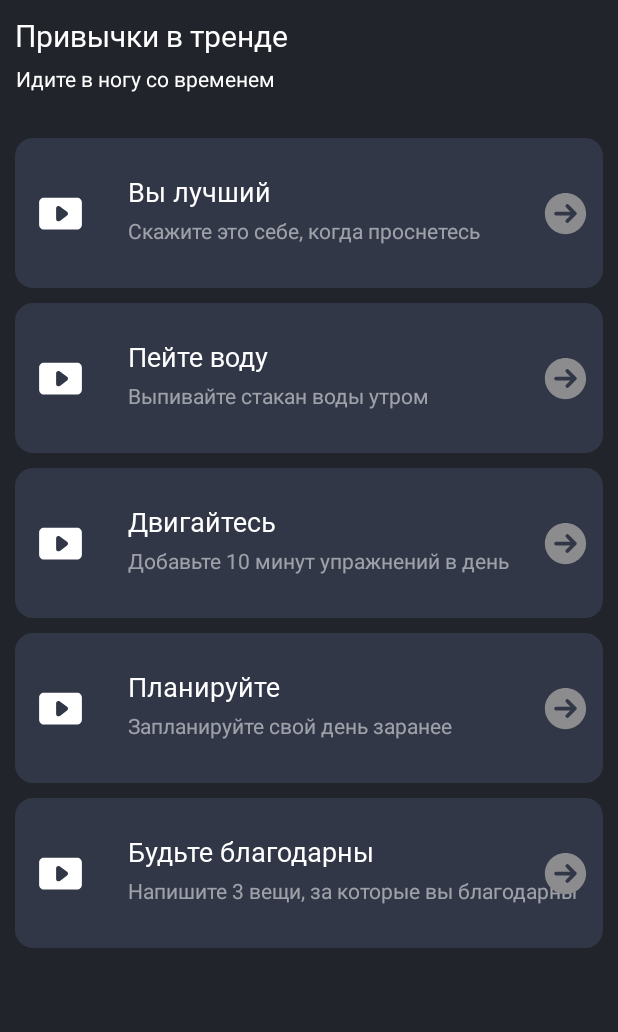
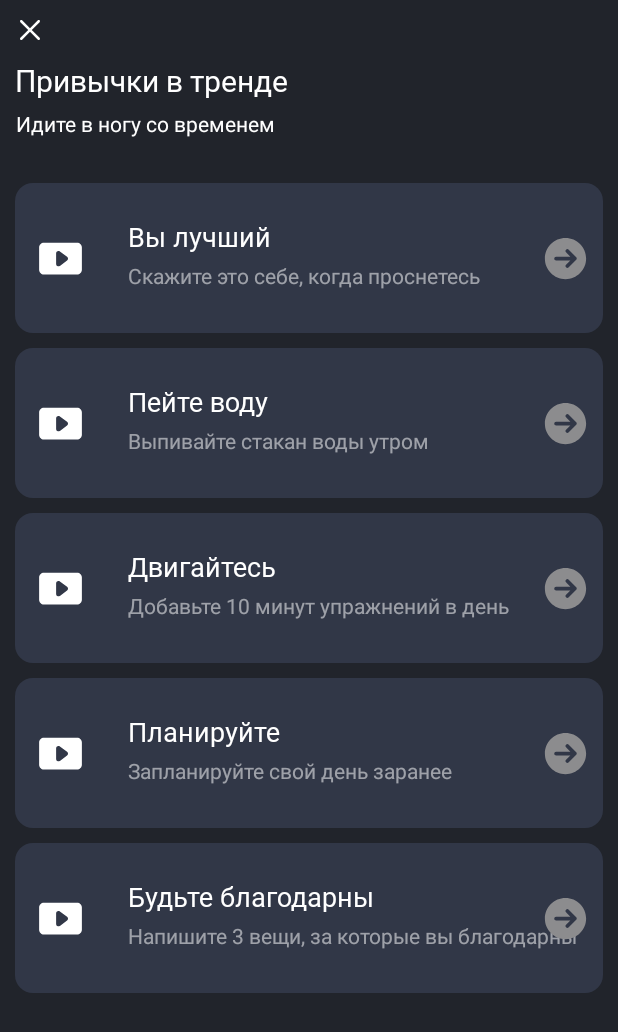
Before and after one commit to Vladi1989/HabitApp, an Android app: the fragment RecommendHabitsFragment shown on its own in the app's theme, on a phone screen of 412 x 824 dp. Shown: the top 1032 px of the screen. Run offline under Robolectric (Android 15) with nearby library versions, the phone set to English and light mode, and no system bars.

Commit message:
Мелкие доработки

```diff
--- a/app/src/main/java/com/spase_y/habittracker/main/navigation_fragment/a/recommend_habit/RecommendHabitsFragment.kt
+++ b/app/src/main/java/com/spase_y/habittracker/main/navigation_fragment/a/recommend_habit/RecommendHabitsFragment.kt
@@ -24,6 +24,10 @@ class RecommendHabitsFragment : Fragment() {
     override fun onViewCreated(view: View, savedInstanceState: Bundle?) {
         super.onViewCreated(view, savedInstanceState)
         requireActivity().findViewById<View>(R.id.llNavigation)?.visibility = View.GONE
+
+        binding.ivArrowCrossBack.setOnClickListener {
+            requireActivity().onBackPressedDispatcher.onBackPressed()
+        }
 
         val habits = listOf(
             Habit(
--- a/app/src/main/res/layout/fragment_create_new_habit.xml
+++ b/app/src/main/res/layout/fragment_create_new_habit.xml
@@ -357,6 +357,7 @@
         android:layout_width="match_parent"
         android:layout_height="100dp"
         android:layout_marginTop="15dp"
+        android:visibility="gone"
         android:layout_marginHorizontal="10dp"
         android:background="@drawable/button_shape_graffit_r12"
         app:layout_constraintEnd_toEndOf="parent"
--- a/app/src/main/res/layout/fragment_recommend_habits.xml
+++ b/app/src/main/res/layout/fragment_recommend_habits.xml
@@ -7,12 +7,22 @@
     android:background="@color/login_ui_bg_color"
     tools:context=".main.navigation_fragment.a.recommend_habit.RecommendHabitsFragment">
 
+    <ImageView
+        android:id="@+id/ivArrowCrossBack"
+        android:layout_width="20dp"
+        android:layout_height="20dp"
+        android:layout_margin="10dp"
+        android:background="@drawable/ic_icon_back_x"
+        android:backgroundTint="@color/white"
+        app:layout_constraintStart_toStartOf="parent"
+        app:layout_constraintTop_toTopOf="parent" />
+
     <TextView
         android:id="@+id/textView"
         android:layout_width="wrap_content"
         android:layout_height="wrap_content"
         android:layout_marginStart="10dp"
-        android:layout_marginTop="10dp"
+        android:layout_marginTop="40dp"
         android:fontFamily="@font/montserrat_extra_bold"
         android:gravity="center"
         android:text="@string/habit_in_trend"
```
Also changed, not shown: app/src/main/java/com/spase_y/habittracker/main/navigation_fragment/a/create_new_habit/CreateNewHabitFragment.kt (+6 -1 lines).
